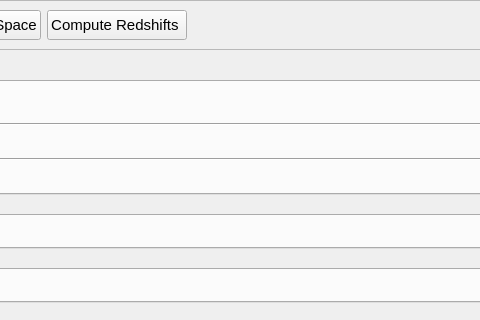
Qt form PhzQtUI/auxdir/PhzQtUI/FormConfiguration.ui (astrorama/Phosphoros) before a commit; both pictures show x 304 to 784 and y 0 to 320 of the 1090 by 829 pixel window.
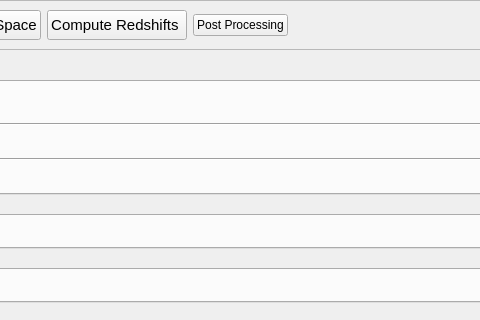
The same form after that commit. Custom widgets are drawn as their Qt base class.

The edit to the form file:
```diff
--- a/PhzQtUI/auxdir/PhzQtUI/FormConfiguration.ui
+++ b/PhzQtUI/auxdir/PhzQtUI/FormConfiguration.ui
@@ -119,6 +119,13 @@
         </property>
        </widget>
       </item>
+      <item>
+       <widget class="QPushButton" name="btn_ToPP">
+        <property name="text">
+         <string>Post Processing</string>
+        </property>
+       </widget>
+      </item>
       <item>
        <spacer name="horizontalSpacer_7">
         <property name="orientation">
```
